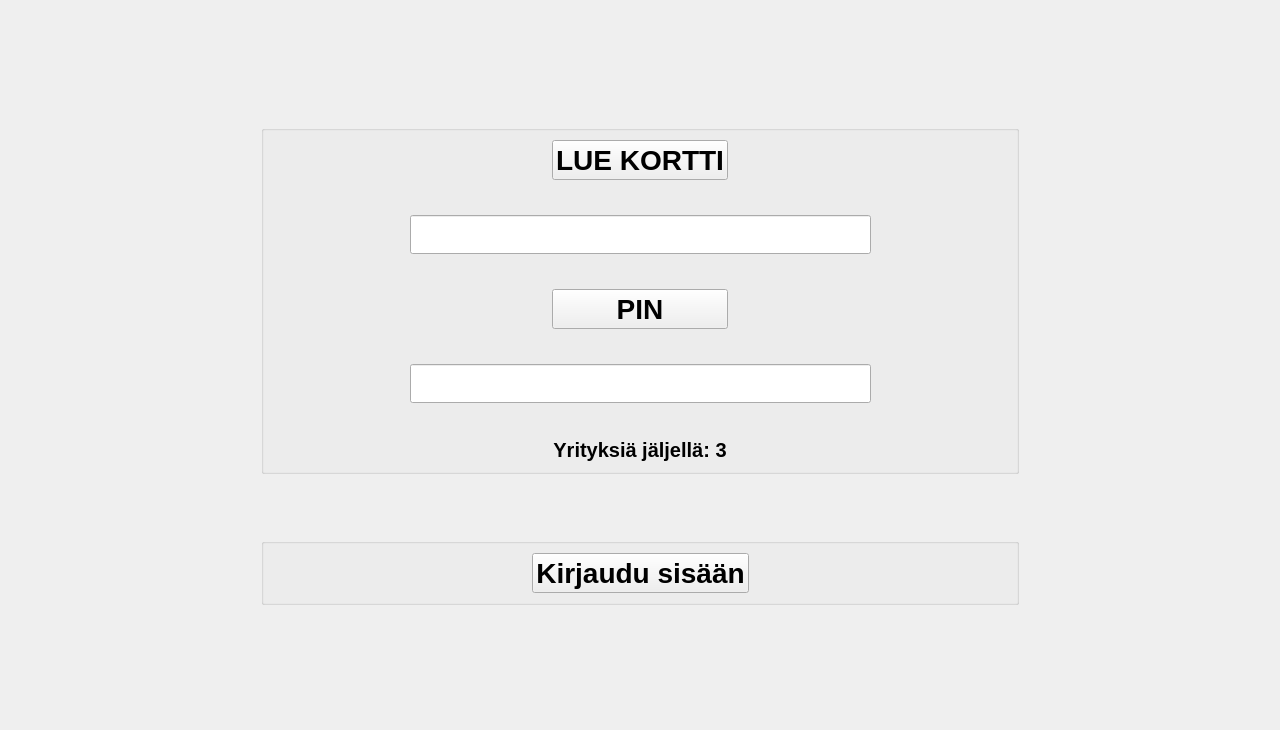
Qt form frontend/login/mainwindow.ui (JnsRdnp/ATM-Simulator) before a commit.
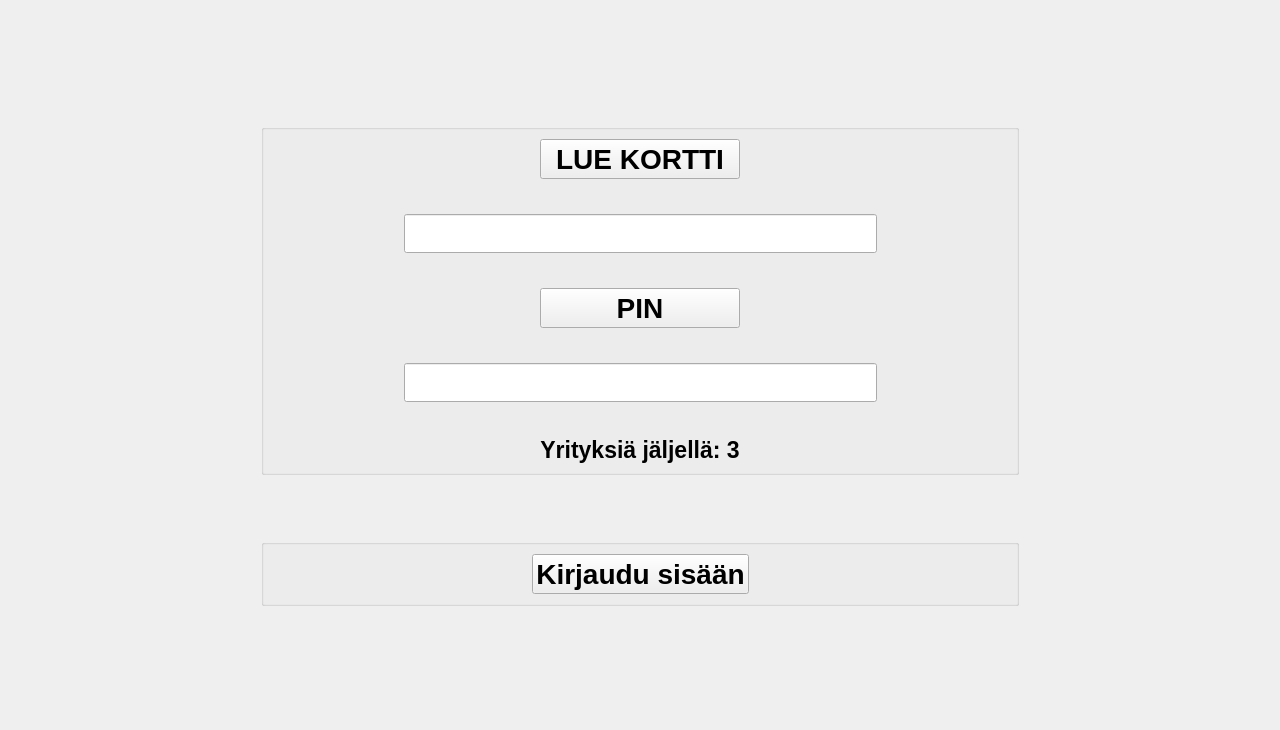
The same form after that commit.

```diff
--- a/frontend/login/mainwindow.ui
+++ b/frontend/login/mainwindow.ui
@@ -255,7 +255,7 @@
         <widget class="QLabel" name="textAttempts">
          <property name="font">
           <font>
-           <pointsize>15</pointsize>
+           <pointsize>17</pointsize>
            <bold>true</bold>
           </font>
          </property>
```
